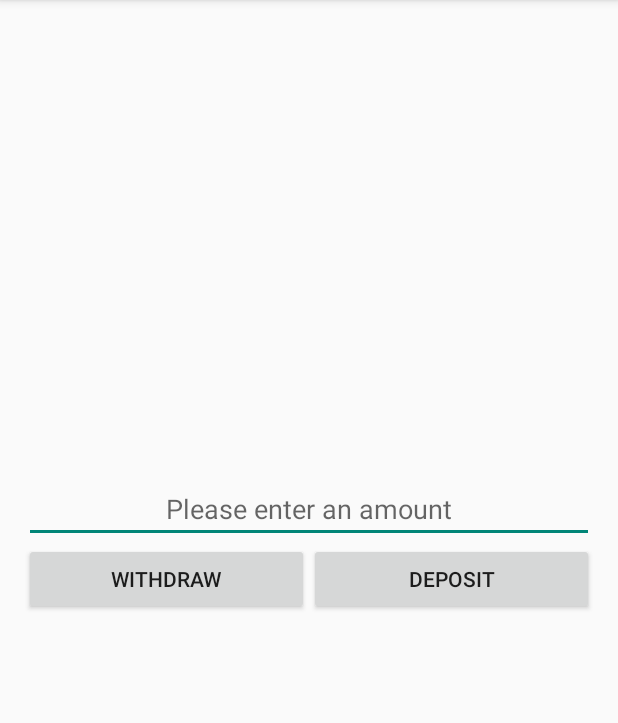
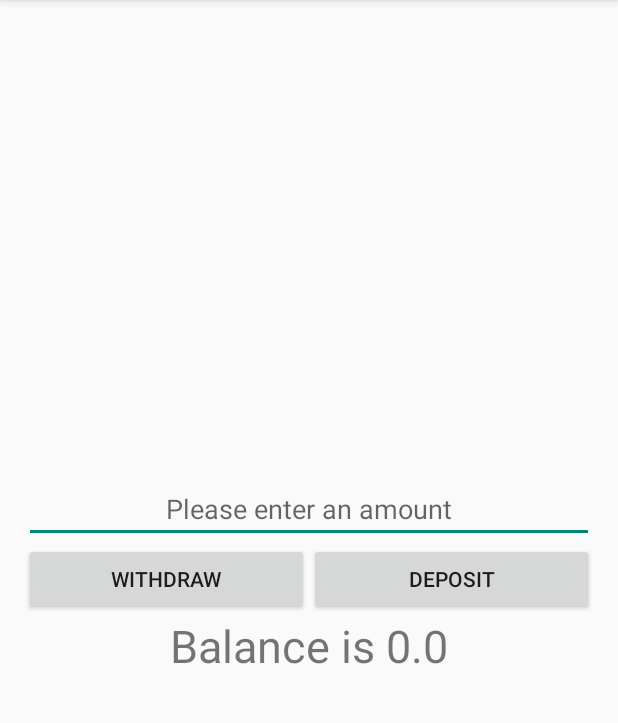
Before and after one commit to PaulJSmith/MyBank, an Android app: the screen it shows after launch (MainActivity), after a tap on "WITHDRAW", on a phone screen of 412 x 824 dp, the part 84-807 px from its top. Run offline under Robolectric (Android 15) with nearby library versions, the phone set to English and light mode, and no system bars; 1 statement that could not run was skipped.

Commit message:
add deposit and withdraw activity

```diff
--- a/app/src/main/java/com/example/iron/mybank/BankAccount.java
+++ b/app/src/main/java/com/example/iron/mybank/BankAccount.java
@@ -4,11 +4,18 @@ package com.example.iron.mybank;
  * Created by neon on 3/31/15.
  */
 public class BankAccount {
+    private double balance;
+
     public void withdraw(double amount){
+        balance -= amount;
+    }
+
+    public void deposit(double amount){
+        balance += amount;
 
     }
 
-    public void deposit(double amount){
-
+    public double getBalance(){
+        return balance;
     }
 }
--- a/app/src/main/java/com/example/iron/mybank/MainActivity.java
+++ b/app/src/main/java/com/example/iron/mybank/MainActivity.java
@@ -16,12 +16,15 @@ public class MainActivity extends ActionBarActivity {
     Button withdrawButton;
     Button depositButton;
     TextView amountDisplay;
+    BankAccount currentAccount;
 
     @Override
     protected void onCreate(Bundle savedInstanceState) {
         super.onCreate(savedInstanceState);
         setContentView(R.layout.activity_main);
 
+
+        currentAccount = new BankAccount();
         amountInput = (EditText) findViewById(R.id.amount_input);
         withdrawButton = (Button) findViewById(R.id.button_withdraw);
         depositButton = (Button) findViewById(R.id.button_deposit);
@@ -31,7 +34,9 @@ public class MainActivity extends ActionBarActivity {
             @Override
             public void onClick(View view) {
                 String amount = amountInput.getText().toString();
-                amountDisplay.setText(amount);
+                currentAccount.withdraw(Double.parseDouble(amount));
+                amountDisplay.setText("Balance is "+currentAccount.getBalance());
+
             }
         });
 
@@ -39,7 +44,8 @@ public class MainActivity extends ActionBarActivity {
             @Override
             public void onClick(View view) {
                 String amount = amountInput.getText().toString();
-                amountDisplay.setText(amount);
+                currentAccount.deposit(Double.parseDouble(amount));
+                amountDisplay.setText("Balance is "+currentAccount.getBalance());
             }
         });
 
```
